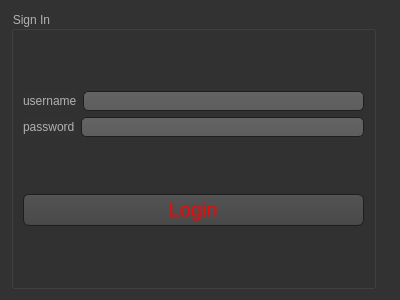
Before: the Qt Designer form QCustomPlot_Logs/access.ui in IvanPerletti/BugLot, drawn with Qt 5.
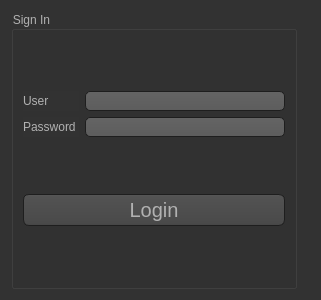
After: the same form once the commit is applied. Icons and pictures are not drawn.

What changed in the file:
```diff
--- a/QCustomPlot_Logs/access.ui
+++ b/QCustomPlot_Logs/access.ui
@@ -6,7 +6,7 @@
    <rect>
     <x>0</x>
     <y>0</y>
-    <width>400</width>
+    <width>321</width>
     <height>300</height>
    </rect>
   </property>
@@ -488,12 +488,24 @@
           <item>
            <widget class="QLabel" name="label">
             <property name="text">
-             <string>username</string>
+             <string>User</string>
             </property>
            </widget>
           </item>
           <item>
            <widget class="QLineEdit" name="lineEdit_username">
+            <property name="minimumSize">
+             <size>
+              <width>200</width>
+              <height>0</height>
+             </size>
+            </property>
+            <property name="maximumSize">
+             <size>
+              <width>200</width>
+              <height>16777215</height>
+             </size>
+            </property>
             <property name="styleSheet">
              <string notr="true"/>
             </property>
@@ -506,12 +518,24 @@
           <item>
            <widget class="QLabel" name="label_2">
             <property name="text">
-             <string>password</string>
+             <string>Password</string>
             </property>
            </widget>
           </item>
           <item>
            <widget class="QLineEdit" name="lineEdit_password">
+            <property name="minimumSize">
+             <size>
+              <width>200</width>
+              <height>0</height>
+             </size>
+            </property>
+            <property name="maximumSize">
+             <size>
+              <width>200</width>
+              <height>16777215</height>
+             </size>
+            </property>
             <property name="styleSheet">
              <string notr="true"/>
             </property>
@@ -527,7 +551,7 @@
       <item>
        <widget class="QPushButton" name="pushButton_login">
         <property name="styleSheet">
-         <string notr="true">color:red;
+         <string notr="true">
 font-size: 20px;</string>
         </property>
         <property name="text">
```
